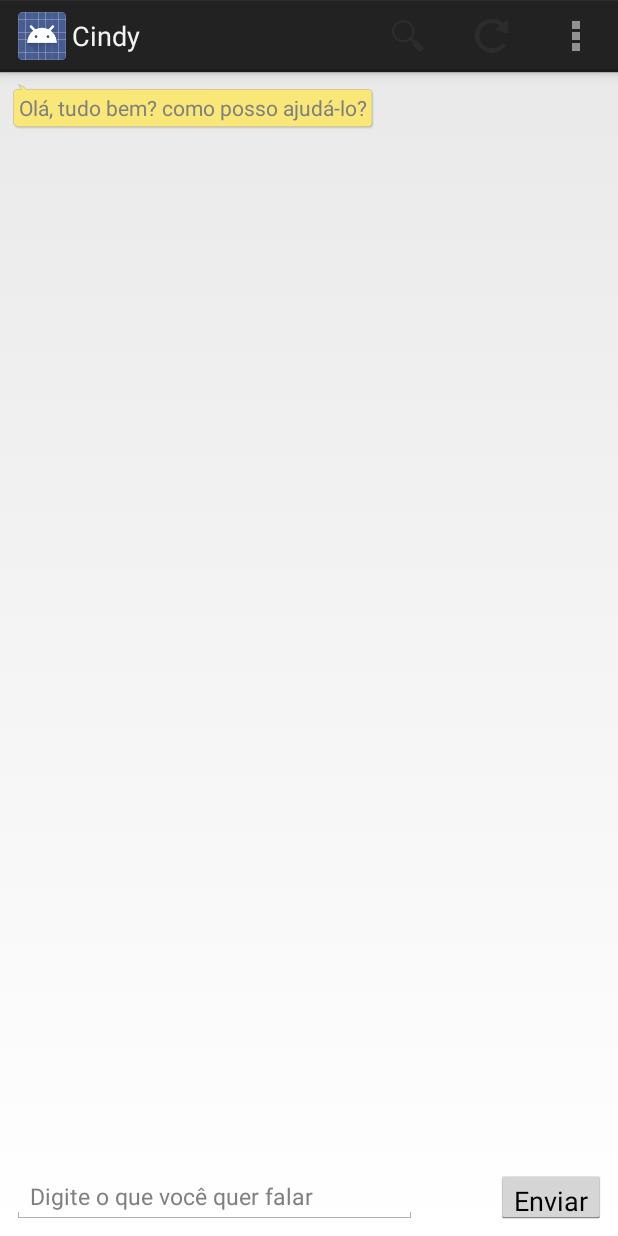
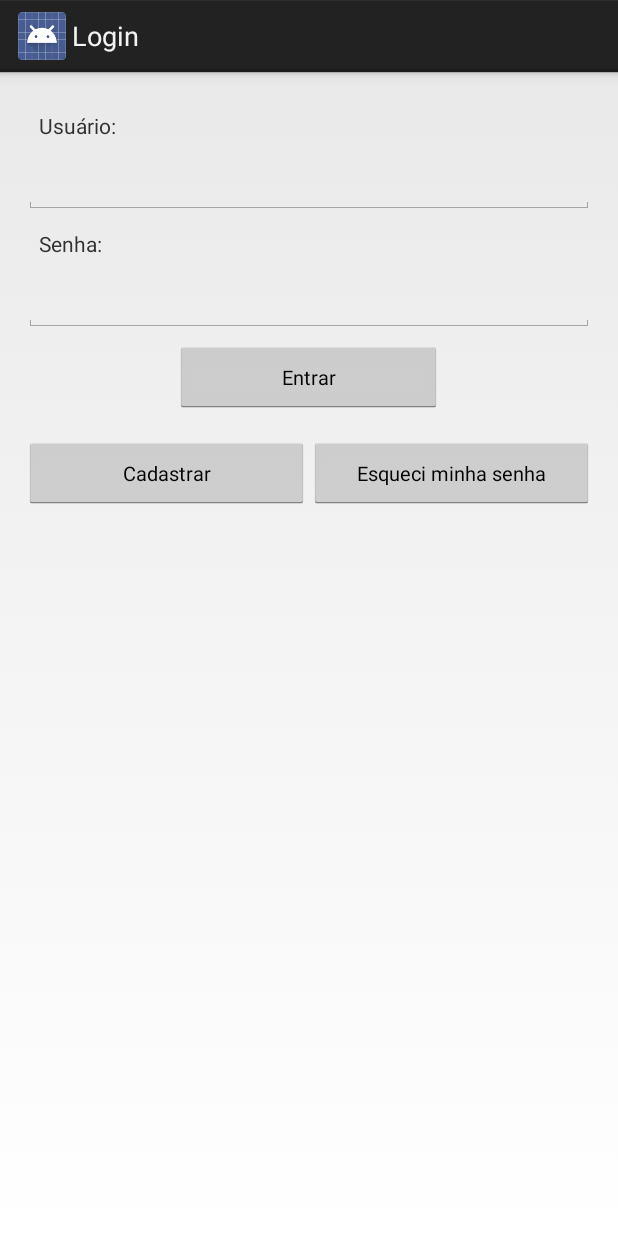
Before and after one commit to Cindy-Inc/ANDROID-CINDY, an Android app: the screen it shows after launch (MainCindy before the commit, MainActivity after it), on a phone screen of 412 x 824 dp. Run offline under Robolectric (Android 15) with nearby library versions, the phone set to English and light mode, and no system bars.

Commit message:
Adição das Activities Login e Cadastro, e upgrade de desempenho

```diff
--- a/app/src/main/AndroidManifest.xml
+++ b/app/src/main/AndroidManifest.xml
@@ -9,13 +9,16 @@
         android:roundIcon="@mipmap/ic_launcher_round"
         android:supportsRtl="true"
         android:theme="@style/AppTheme">
-        <activity android:name=".MainCindy">
+        <activity android:name=".MainActivity">
             <intent-filter>
                 <action android:name="android.intent.action.MAIN" />
 
                 <category android:name="android.intent.category.LAUNCHER" />
             </intent-filter>
         </activity>
+        <activity android:name=".DebugActivity" />
+        <activity android:name=".MainCindy"></activity>
+        <activity android:name=".Cadastro"></activity>
     </application>
 
 </manifest>
--- /dev/null
+++ b/app/src/main/java/cindy/app_cindy/MainActivity.java
@@ -0,0 +1,51 @@
+package cindy.app_cindy;
+
+import android.app.ActionBar;
+import android.content.Intent;
+import android.os.Bundle;
+import android.view.Menu;
+import android.view.View;
+import android.widget.TextView;
+import android.widget.Toast;
+
+public class MainActivity extends DebugActivity{
+    @Override
+    protected void onCreate(Bundle savedInstanceState) {
+        super.onCreate(savedInstanceState);
+        setContentView(R.layout.login);
+        ActionBar actionBar = getActionBar();
+        actionBar.setTitle("Login");
+    }
+    public void logar(View v) {
+        TextView tLogin = (TextView) findViewById(R.id.tLogin);
+        TextView tSenha = (TextView) findViewById(R.id.tSenha);
+        String login = tLogin.getText().toString();
+        String senha = tSenha.getText().toString();
+        if (login.equals("admin") && senha.equals("admin")) {
+            Intent intent = new Intent( getApplicationContext(),MainCindy.class);
+            startActivity(intent);
+
+        } else {
+            alert("Login e senha incorretos.");
+        }
+    }
+
+    public void cadastro(View v){
+
+        Intent intent = new Intent( getApplicationContext(),Cadastro.class);
+        startActivity(intent);
+
+    }
+
+    private void alert(String s) {
+        //A classe Toast mostra um alerta temporário muito comum no Android
+        Toast.makeText(this, s, Toast.LENGTH_SHORT).show();
+
+    }
+        @Override
+        public boolean onCreateOptionsMenu(Menu menu) {
+            // Infla o menu com os botões da action bar
+            getMenuInflater().inflate(R.menu.menu_login, menu);
+            return true;
+        }
+}
--- /dev/null
+++ b/app/src/main/res/layout/login.xml
@@ -0,0 +1,76 @@
+<?xml version="1.0" encoding="utf-8"?>
+
+<LinearLayout xmlns:android="http://schemas.android.com/apk/res/android"
+    android:layout_width="match_parent"
+    android:layout_height="match_parent"
+    xmlns:tools="http://schemas.android.com/tools"
+    android:orientation="vertical">
+<LinearLayout xmlns:android = "http://schemas.android.com/apk/res/android"
+    android:layout_width="match_parent" android:layout_height="wrap_content"
+    android:gravity="center_vertical" android:orientation="vertical"
+    android:layout_marginVertical="16dp"
+    android:layout_marginRight="16dp"
+    android:layout_marginLeft="16dp">
+    <TextView
+        android:id="@+id/txt1"
+        android:layout_width="match_parent" android:layout_height="wrap_content"
+        android:text="@string/usuario"
+        android:layout_margin="10dp"/>
+    <!-- Campo de texto para digitar o login -->
+    <EditText android:id="@+id/tLogin"
+        android:layout_below="@+id/txt1"
+        android:layout_width="match_parent" android:layout_height="wrap_content"
+        android:inputType="text" android:singleLine="true"/>
+    <TextView
+        android:id="@+id/txt2"
+        android:layout_width="match_parent" android:layout_height="wrap_content"
+        android:layout_below="@+id/tLogin"
+        android:layout_margin="10dp" android:text="@string/senha"/>
+    <EditText android:id="@+id/tSenha"
+        android:layout_below="@+id/txt2"
+        android:layout_width="match_parent" android:layout_height="wrap_content"
+        android:inputType="textPassword" android:singleLine="true"/>
+
+    <Button
+        android:id="@+id/btLogin"
+        android:layout_width="178dp"
+        android:layout_height="wrap_content"
+        android:layout_below="@+id/tSenha"
+        android:layout_gravity="center"
+        android:layout_marginTop="6dp"
+        android:textSize="13dp"
+        android:text="@string/button_login"
+        android:onClick="logar"
+        tools:ignore="OnClick" />
+
+
+</LinearLayout>
+
+    <LinearLayout
+        android:layout_width="match_parent"
+        android:layout_height="match_parent"
+        android:orientation="horizontal"
+        android:layout_marginRight="16dp"
+        android:layout_marginLeft="16dp"
+        android:layout_marginBottom="5dp">
+
+
+        <Button
+            android:id="@+id/cadastrar_Login"
+            android:layout_width="0dp"
+            android:layout_height="wrap_content"
+            android:layout_weight="1"
+            android:textSize="13dp"
+            android:onClick="cadastro"
+            android:text="@string/cadastrar" />
+
+        <Button
+            android:id="@+id/EsqSenha"
+            android:layout_width="0dp"
+            android:layout_height="wrap_content"
+            android:layout_weight="1"
+            android:textSize="13dp"
+            android:text="@string/EsqSenha" />
+    </LinearLayout>
+
+</LinearLayout>
--- /dev/null
+++ b/app/src/main/res/menu/menu_login.xml
@@ -0,0 +1,4 @@
+<menu xmlns:android="http://schemas.android.com/apk/res/android"
+    xmlns:tools="http://schemas.android.com/tools" tools:context=".MainActivity">
+
+</menu>
--- a/app/src/main/res/values/strings.xml
+++ b/app/src/main/res/values/strings.xml
@@ -9,4 +9,10 @@
     <string name="action_settings">Configurações</string>
     <string name="action_search">Pesquisar</string>
     <string name="action_refresh">Atualizar</string>
+    <string name="action_logout">Sair</string>
+    <string name="usuario">Usuário:</string>
+    <string name="senha">Senha:</string>
+    <string name="button_login">Entrar</string>
+    <string name="cadastrar">Cadastrar</string>
+    <string name="EsqSenha">Esqueci minha senha</string>
 </resources>
```
Also changed, not shown: app/src/main/java/cindy/app_cindy/Cadastro.java (added, +40 -0 lines), app/src/main/java/cindy/app_cindy/MainCindy.java (+59 -8 lines), app/src/main/res/layout/cadastro.xml (added, +87 -0 lines), app/src/main/res/layout/cadastro2.xml (added, +85 -0 lines), app/src/main/res/layout/cadastro3.xml (added, +59 -0 lines), app/src/main/res/menu/menu_main.xml (+6 -1 lines).
